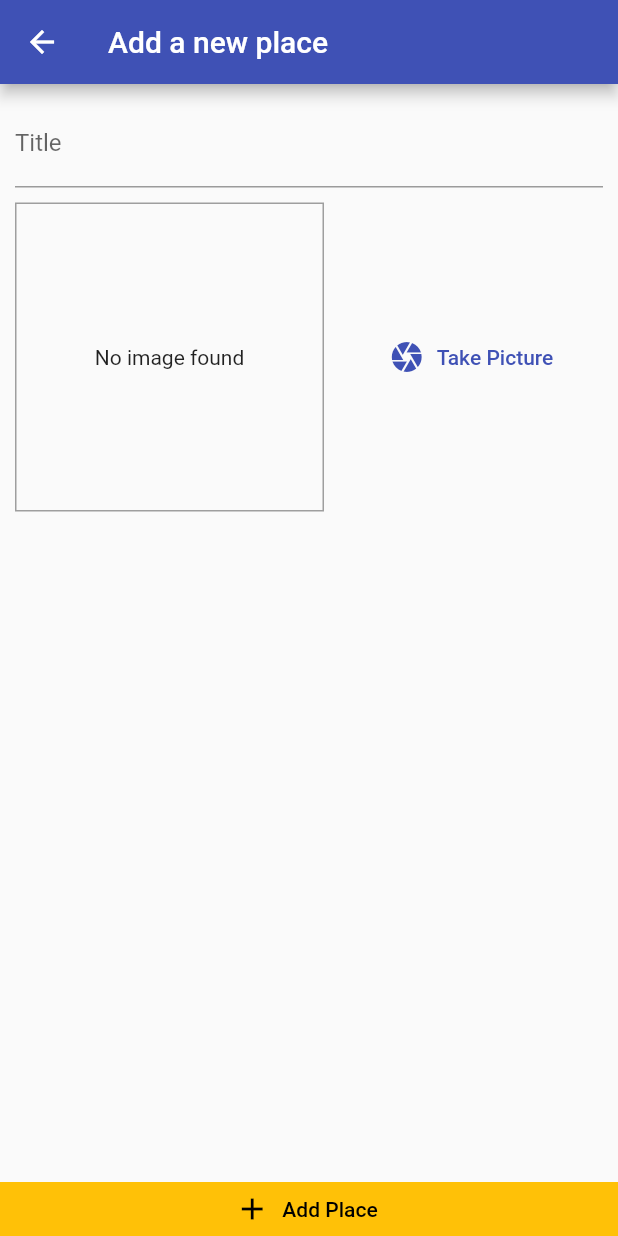
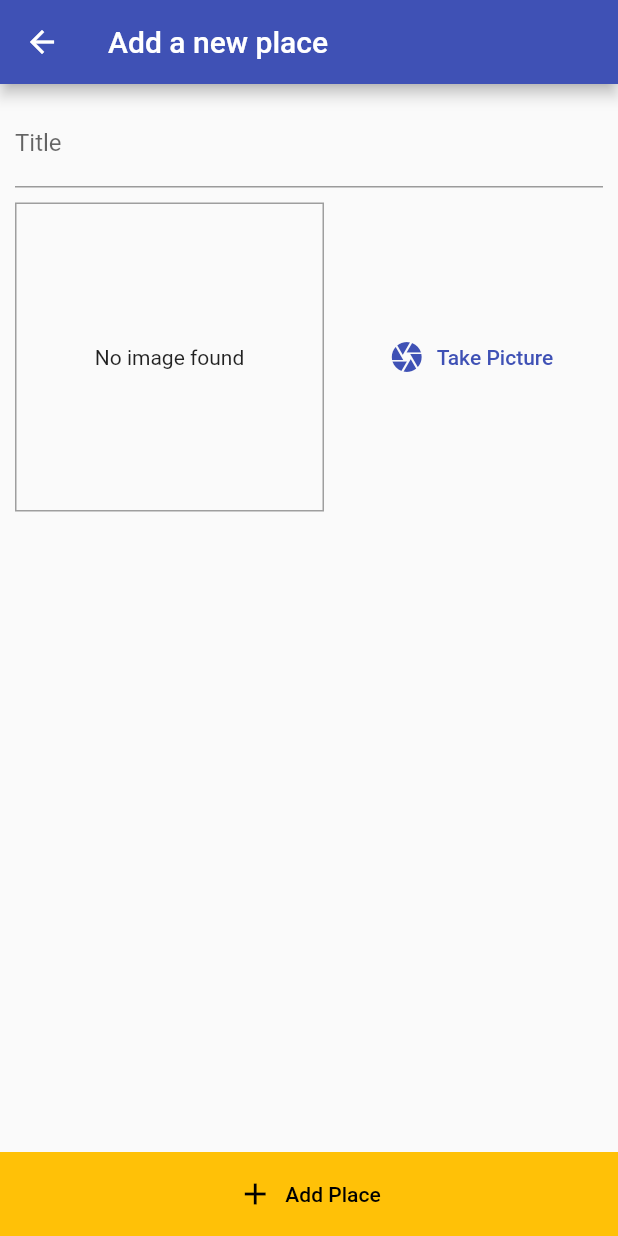
Before and after one commit to alinbabu2010/GreatPlacesApp, a Flutter app: the AddPlaceScreen screen opened by its route, on a phone screen of 412 x 824 dp. Run offline on Flutter 3.47's test engine with Material 2 defaults, Android fonts, the phone set to English and light mode, and no system bars; our stand-ins replace image_picker.

Commit message:
Add padding to add place button and refactor code in dimension class

```diff
--- a/lib/utils/dimensions.dart
+++ b/lib/utils/dimensions.dart
@@ -1,4 +1,5 @@
 class Dimensions {
+
   // AddPlaceScreen
   static const addPlacePadding = 10.0;
   static const addPlaceBoxHeight = 10.0;
@@ -13,7 +14,11 @@ class Dimensions {
   static const placesListSidePadding = 16.0;
   static const placesListEmptyFontSize = 20.0;
 
-  //ImageInput
+  // ImageInput
   static const imageInputBoxWidth = 10.0;
   static const imageInputContainerBorderWidth = 1.0;
+
+  // AddPlaceButton
+  static const addBtnVerticalPadding = 16.0;
+
 }
--- a/lib/widgets/add_place_button.dart
+++ b/lib/widgets/add_place_button.dart
@@ -1,4 +1,5 @@
 import 'package:flutter/material.dart';
+import 'package:great_places/utils/dimensions.dart';
 
 import '../utils/constants.dart';
 
@@ -26,6 +27,9 @@ class AddPlaceButton extends StatelessWidget {
         shape: const MaterialStatePropertyAll(
           ContinuousRectangleBorder(),
         ),
+        padding: const MaterialStatePropertyAll(
+          EdgeInsets.symmetric(vertical: Dimensions.addBtnVerticalPadding),
+        ),
       ),
     );
   }
```
